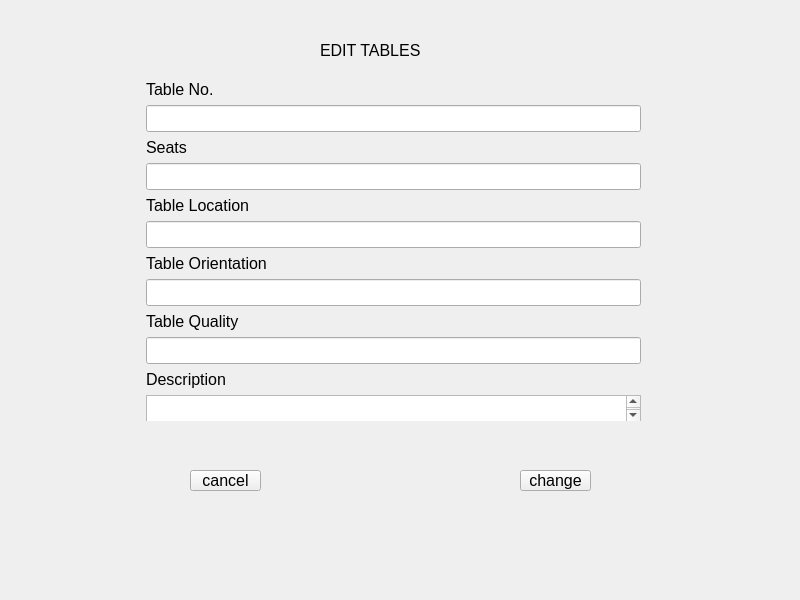
Before: the Qt Designer form RMS_qt/editing_table.ui in dev-pratik02/RMS, drawn with Qt 5.
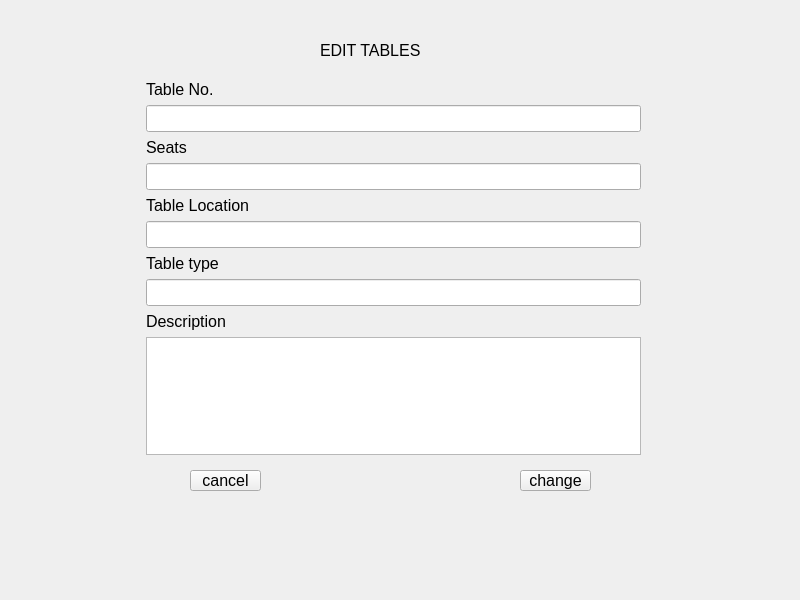
After: the same form once the commit is applied.

```diff
--- a/RMS_qt/editing_table.ui
+++ b/RMS_qt/editing_table.ui
@@ -79,7 +79,7 @@
      <x>140</x>
      <y>80</y>
      <width>501</width>
-     <height>341</height>
+     <height>375</height>
     </rect>
    </property>
    <layout class="QFormLayout" name="formLayout">
@@ -110,38 +110,28 @@
       </property>
      </widget>
     </item>
+    <item row="5" column="1">
+     <widget class="QLineEdit" name="lineEdit_e3"/>
+    </item>
     <item row="6" column="1">
-     <widget class="QLabel" name="label_4">
-      <property name="text">
-       <string>Table Orientation</string>
-      </property>
-     </widget>
-    </item>
-    <item row="8" column="1">
      <widget class="QLabel" name="label_5">
       <property name="text">
-       <string>Table Quality</string>
+       <string>Table type</string>
       </property>
      </widget>
     </item>
-    <item row="10" column="1">
+    <item row="7" column="1">
+     <widget class="QLineEdit" name="lineEdit_e5"/>
+    </item>
+    <item row="8" column="1">
      <widget class="QLabel" name="label_6">
       <property name="text">
        <string>Description</string>
       </property>
      </widget>
     </item>
-    <item row="11" column="1">
-     <widget class="QTextEdit" name="textEdit_1"/>
-    </item>
-    <item row="5" column="1">
-     <widget class="QLineEdit" name="lineEdit_e3"/>
-    </item>
-    <item row="7" column="1">
-     <widget class="QLineEdit" name="lineEdit_e4"/>
-    </item>
     <item row="9" column="1">
-     <widget class="QLineEdit" name="lineEdit_e5"/>
+     <widget class="QTextEdit" name="textEdit_1"/>
     </item>
    </layout>
   </widget>
```
